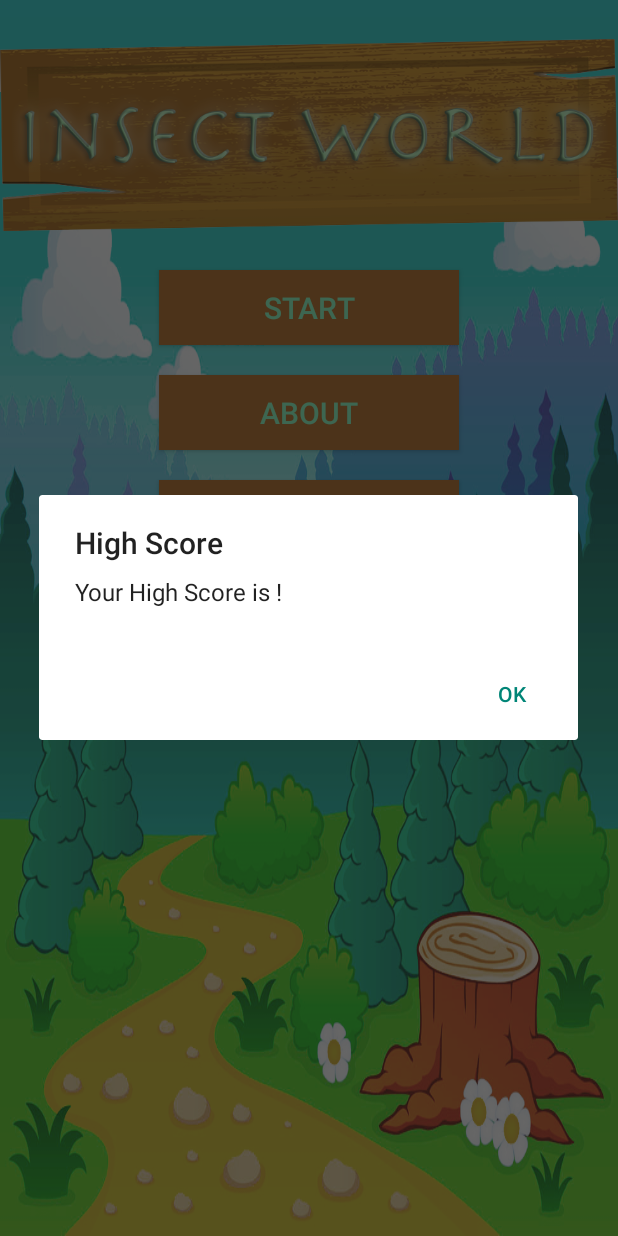
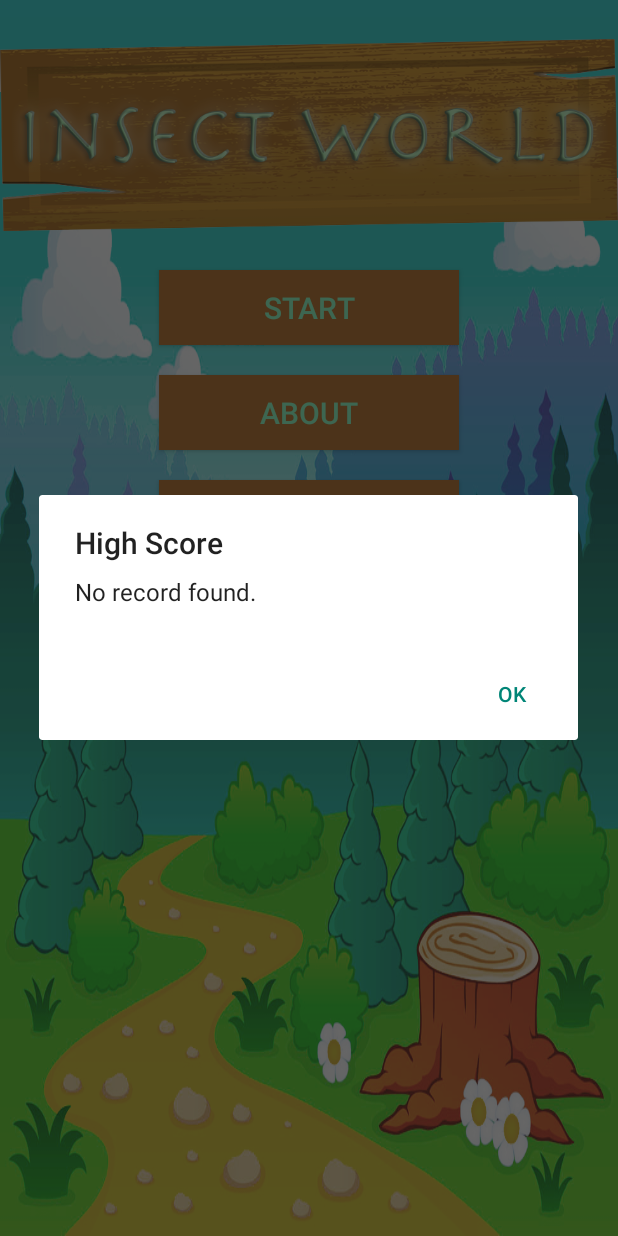
Before and after one commit to cinnamorollsnow/Octopus, an Android app: the screen it shows after launch (MainActivity), after a tap on "HIGH SCORE", on a phone screen of 412 x 824 dp. Run offline under Robolectric (Android 15) with nearby library versions, the phone set to English and light mode, and no system bars.

Commit message:
SharedPreferences(high score) added.

```diff
--- a/Gamepj/app/src/main/java/com/example/onpus/gameproject/MainActivity.java
+++ b/Gamepj/app/src/main/java/com/example/onpus/gameproject/MainActivity.java
@@ -2,6 +2,7 @@ package com.example.onpus.gameproject;
 
 import android.content.DialogInterface;
 import android.content.Intent;
+import android.content.SharedPreferences;
 import android.os.Bundle;
 import android.support.v7.app.AlertDialog;
 import android.support.v7.app.AppCompatActivity;
@@ -9,7 +10,8 @@ import android.view.View;
 import android.widget.Button;
 
 public class MainActivity extends AppCompatActivity implements View.OnClickListener {
-
+    private SharedPreferences settings;
+    private static final String data = "DATA";
 
     @Override
     protected void onCreate(Bundle savedInstanceState) {
@@ -45,9 +47,21 @@ public class MainActivity extends AppCompatActivity implements View.OnClickListe
                         }).show();
                 break;
             case R.id.highScore:
+                settings = getSharedPreferences(data,MODE_PRIVATE);
+                int highScore = settings.getInt("high score", 0);
+                if (highScore!=0)
                     new AlertDialog.Builder(this)
                             .setTitle("High Score")
-                        .setMessage("Your High Score is "+""+"!")
+                            .setMessage("Your High Score is "+ highScore +".")
+                            .setPositiveButton("OK", new DialogInterface.OnClickListener() {
+                                @Override
+                                public void onClick(DialogInterface dialog, int which) {
+                                }
+                            }).show();
+                else
+                    new AlertDialog.Builder(this)
+                            .setTitle("High Score")
+                            .setMessage("No record found.")
                             .setPositiveButton("OK", new DialogInterface.OnClickListener() {
                                 @Override
                                 public void onClick(DialogInterface dialog, int which) {
```
Also changed, not shown: Gamepj/app/src/main/java/com/example/onpus/gameproject/GameActivityWithImage.java (+31 -1 lines). Lines whose indentation alone changed are shown as unchanged.
